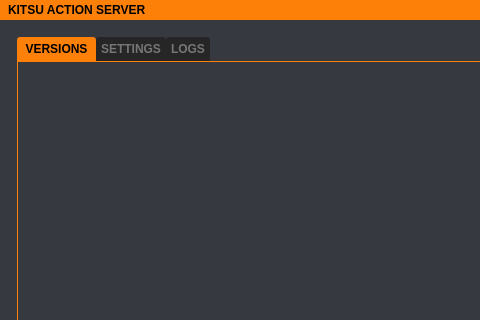
Qt form ui/kitsu-action-server.ui (emilemassie/kitsu-action-server) before a commit; both pictures show x 0 to 480 and y 0 to 320 of the 575 by 886 pixel window.
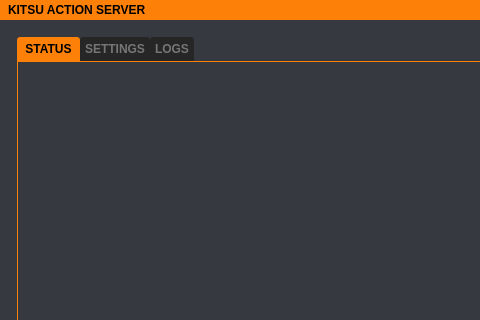
The same form after that commit. Icons and pictures are not drawn.

```diff
--- a/ui/kitsu-action-server.ui
+++ b/ui/kitsu-action-server.ui
@@ -1472,7 +1472,7 @@
                  </property>
                  <widget class="QWidget" name="tab_3">
                   <attribute name="title">
-                   <string> VERSIONS </string>
+                   <string> STATUS </string>
                   </attribute>
                   <layout class="QVBoxLayout" name="verticalLayout_3">
                    <item>
```
